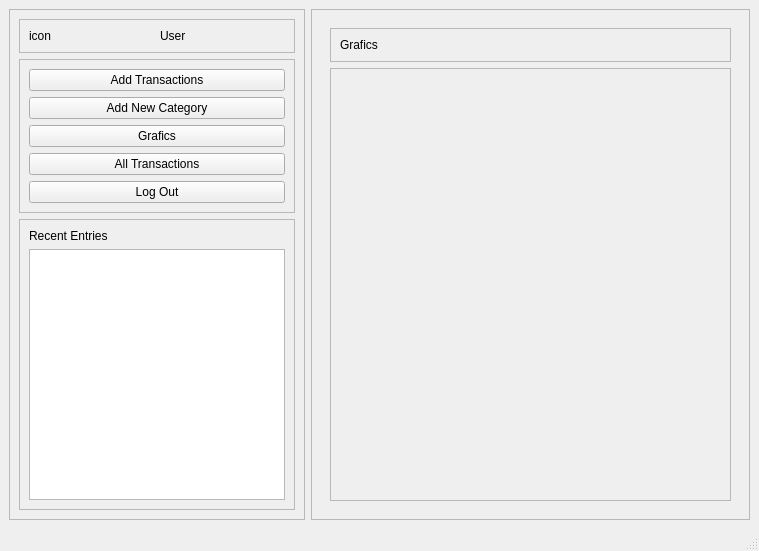
Old version of the form ui/DashboardWindow.ui in the repository imshahastam/budget_tracker_pyqt5.
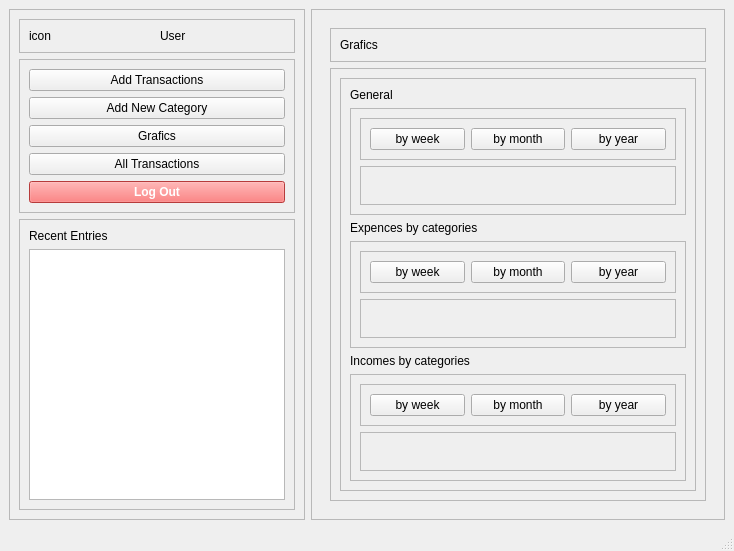
New version of the form.

Commit message: create func timer for cleaning label after saving

Patch:
```diff
--- a/ui/DashboardWindow.ui
+++ b/ui/DashboardWindow.ui
@@ -6,7 +6,7 @@
    <rect>
     <x>0</x>
     <y>0</y>
-    <width>759</width>
+    <width>734</width>
     <height>551</height>
    </rect>
   </property>
@@ -89,6 +89,16 @@
           </item>
           <item>
            <widget class="QPushButton" name="btnLogOut">
+            <property name="font">
+             <font>
+              <weight>75</weight>
+              <bold>true</bold>
+             </font>
+            </property>
+            <property name="styleSheet">
+             <string notr="true">background-color: rgb(255, 83, 83);
+color: rgb(255, 255, 255);</string>
+            </property>
             <property name="text">
              <string>Log Out</string>
             </property>
@@ -187,6 +197,237 @@
              <property name="frameShadow">
               <enum>QFrame::Raised</enum>
              </property>
+             <layout class="QVBoxLayout" name="verticalLayout_5">
+              <item>
+               <widget class="QScrollArea" name="scrollArea">
+                <property name="widgetResizable">
+                 <bool>true</bool>
+                </property>
+                <widget class="QWidget" name="scrollAreaWidgetContents">
+                 <property name="geometry">
+                  <rect>
+                   <x>0</x>
+                   <y>0</y>
+                   <width>354</width>
+                   <height>414</height>
+                  </rect>
+                 </property>
+                 <layout class="QVBoxLayout" name="verticalLayout_8">
+                  <item>
+                   <widget class="QLabel" name="txtGeneral">
+                    <property name="text">
+                     <string>General</string>
+                    </property>
+                   </widget>
+                  </item>
+                  <item>
+                   <widget class="QFrame" name="GeneralTransactionsFrame">
+                    <property name="frameShape">
+                     <enum>QFrame::StyledPanel</enum>
+                    </property>
+                    <property name="frameShadow">
+                     <enum>QFrame::Raised</enum>
+                    </property>
+                    <layout class="QVBoxLayout" name="verticalLayout_9">
+                     <item>
+                      <widget class="QFrame" name="frame_4">
+                       <property name="frameShape">
+                        <enum>QFrame::StyledPanel</enum>
+                       </property>
+                       <property name="frameShadow">
+                        <enum>QFrame::Raised</enum>
+                       </property>
+                       <layout class="QHBoxLayout" name="horizontalLayout_3">
+                        <item>
+                         <widget class="QPushButton" name="pushButton">
+                          <property name="text">
+                           <string>by week</string>
+                          </property>
+                         </widget>
+                        </item>
+                        <item>
+                         <widget class="QPushButton" name="pushButton_2">
+                          <property name="text">
+                           <string>by month</string>
+                          </property>
+                         </widget>
+                        </item>
+                        <item>
+                         <widget class="QPushButton" name="pushButton_3">
+                          <property name="text">
+                           <string>by year</string>
+                          </property>
+                         </widget>
+                        </item>
+                       </layout>
+                      </widget>
+                     </item>
+                     <item>
+                      <widget class="QFrame" name="frame_6">
+                       <property name="frameShape">
+                        <enum>QFrame::StyledPanel</enum>
+                       </property>
+                       <property name="frameShadow">
+                        <enum>QFrame::Raised</enum>
+                       </property>
+                       <layout class="QVBoxLayout" name="verticalLayout_12">
+                        <item>
+                         <widget class="QStackedWidget" name="stackedWidget_2">
+                          <widget class="QWidget" name="page"/>
+                          <widget class="QWidget" name="page_2"/>
+                         </widget>
+                        </item>
+                       </layout>
+                      </widget>
+                     </item>
+                    </layout>
+                   </widget>
+                  </item>
+                  <item>
+                   <widget class="QLabel" name="txtExpencesCategories">
+                    <property name="text">
+                     <string>Expences by categories</string>
+                    </property>
+                   </widget>
+                  </item>
+                  <item>
+                   <widget class="QFrame" name="ExpencesFrame">
+                    <property name="frameShape">
+                     <enum>QFrame::StyledPanel</enum>
+                    </property>
+                    <property name="frameShadow">
+                     <enum>QFrame::Raised</enum>
+                    </property>
+                    <layout class="QVBoxLayout" name="verticalLayout_10">
+                     <item>
+                      <widget class="QFrame" name="frame_7">
+                       <property name="frameShape">
+                        <enum>QFrame::StyledPanel</enum>
+                       </property>
+                       <property name="frameShadow">
+                        <enum>QFrame::Raised</enum>
+                       </property>
+                       <layout class="QHBoxLayout" name="horizontalLayout_5">
+                        <item>
+                         <widget class="QPushButton" name="pushButton_4">
+                          <property name="text">
+                           <string>by week</string>
+                          </property>
+                         </widget>
+                        </item>
+                        <item>
+                         <widget class="QPushButton" name="pushButton_5">
+                          <property name="text">
+                           <string>by month</string>
+                          </property>
+                         </widget>
+                        </item>
+                        <item>
+                         <widget class="QPushButton" name="pushButton_6">
+                          <property name="text">
+                           <string>by year</string>
+                          </property>
+                         </widget>
+                        </item>
+                       </layout>
+                      </widget>
+                     </item>
+                     <item>
+                      <widget class="QFrame" name="frame_5">
+                       <property name="frameShape">
+                        <enum>QFrame::StyledPanel</enum>
+                       </property>
+                       <property name="frameShadow">
+                        <enum>QFrame::Raised</enum>
+                       </property>
+                       <layout class="QVBoxLayout" name="verticalLayout_13">
+                        <item>
+                         <widget class="QStackedWidget" name="stackedWidget_3">
+                          <widget class="QWidget" name="page_3"/>
+                          <widget class="QWidget" name="page_4"/>
+                         </widget>
+                        </item>
+                       </layout>
+                      </widget>
+                     </item>
+                    </layout>
+                   </widget>
+                  </item>
+                  <item>
+                   <widget class="QLabel" name="txtIncomesCategories">
+                    <property name="text">
+                     <string>Incomes by categories</string>
+                    </property>
+                   </widget>
+                  </item>
+                  <item>
+                   <widget class="QFrame" name="IncomesFrame">
+                    <property name="frameShape">
+                     <enum>QFrame::StyledPanel</enum>
+                    </property>
+                    <property name="frameShadow">
+                     <enum>QFrame::Raised</enum>
+                    </property>
+                    <layout class="QVBoxLayout" name="verticalLayout_11">
+                     <item>
+                      <widget class="QFrame" name="frame_8">
+                       <property name="frameShape">
+                        <enum>QFrame::StyledPanel</enum>
+                       </property>
+                       <property name="frameShadow">
+                        <enum>QFrame::Raised</enum>
+                       </property>
+                       <layout class="QHBoxLayout" name="horizontalLayout_6">
+                        <item>
+                         <widget class="QPushButton" name="pushButton_7">
+                          <property name="text">
+                           <string>by week</string>
+                          </property>
+                         </widget>
+                        </item>
+                        <item>
+                         <widget class="QPushButton" name="pushButton_8">
+                          <property name="text">
+                           <string>by month</string>
+                          </property>
+                         </widget>
+                        </item>
+                        <item>
+                         <widget class="QPushButton" name="pushButton_9">
+                          <property name="text">
+                           <string>by year</string>
+                          </property>
+                         </widget>
+                        </item>
+                       </layout>
+                      </widget>
+                     </item>
+                     <item>
+                      <widget class="QFrame" name="frame_9">
+                       <property name="frameShape">
+                        <enum>QFrame::StyledPanel</enum>
+                       </property>
+                       <property name="frameShadow">
+                        <enum>QFrame::Raised</enum>
+                       </property>
+                       <layout class="QVBoxLayout" name="verticalLayout_14">
+                        <item>
+                         <widget class="QStackedWidget" name="stackedWidget_4">
+                          <widget class="QWidget" name="page_5"/>
+                          <widget class="QWidget" name="page_6"/>
+                         </widget>
+                        </item>
+                       </layout>
+                      </widget>
+                     </item>
+                    </layout>
+                   </widget>
+                  </item>
+                 </layout>
+                </widget>
+               </widget>
+              </item>
+             </layout>
             </widget>
            </item>
           </layout>
```
Left out of the diff: 11 changed lines with no effect on the pictures. The commit also changes 2 other files.
